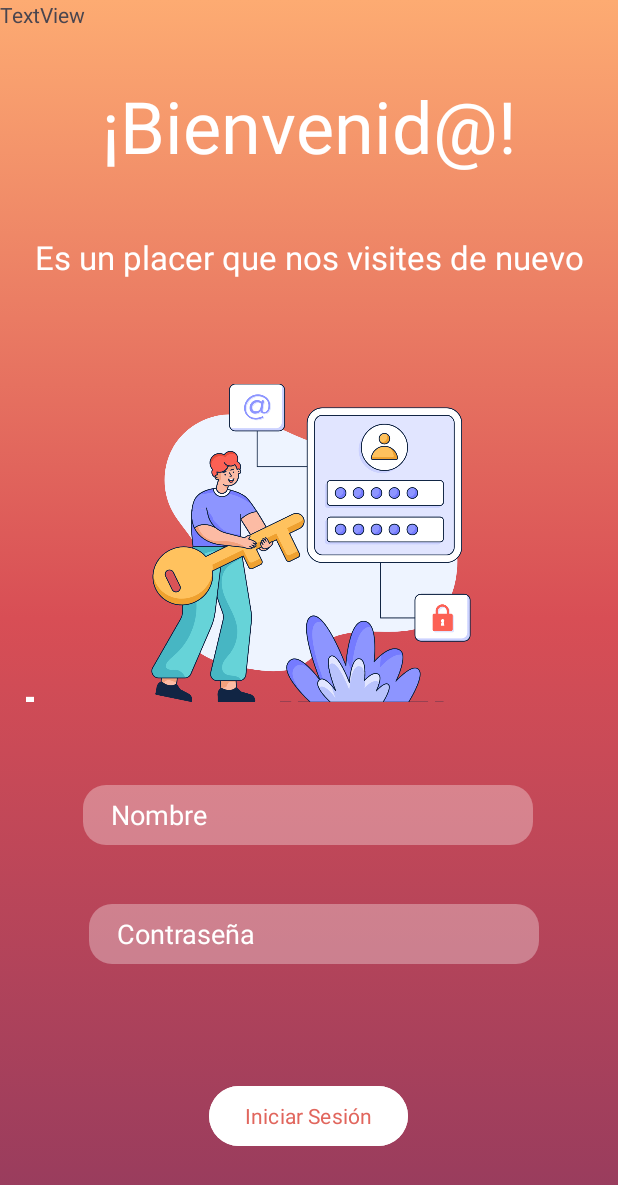
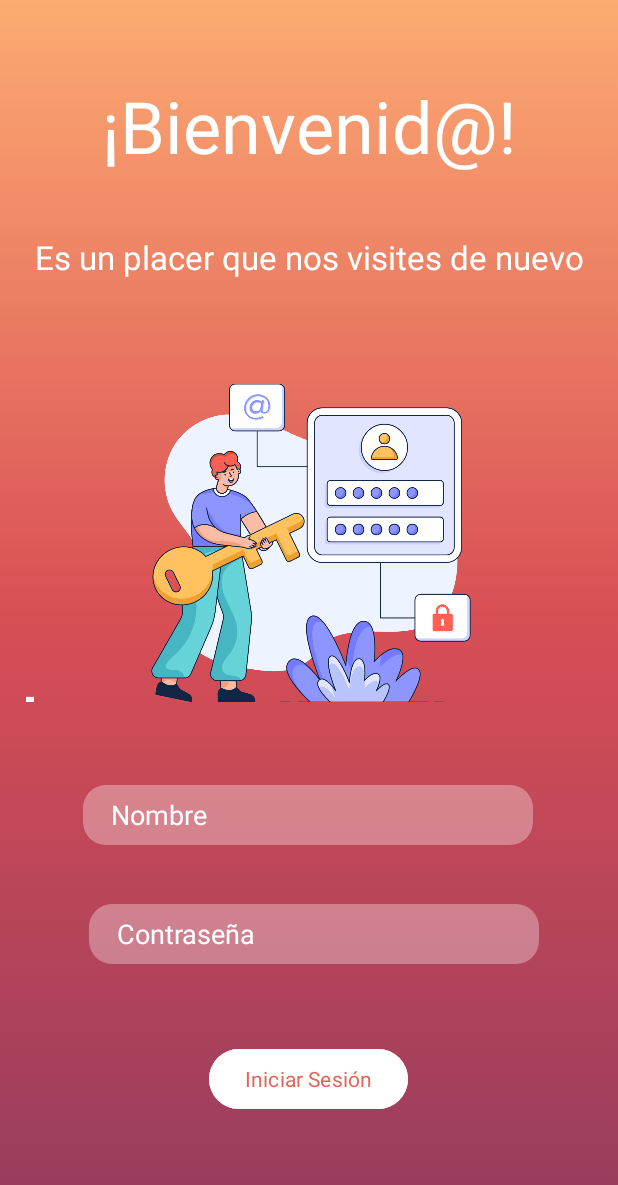
Before and after one commit to Lux111209/Tickets_Lu, an Android app: the layout activity_login.xml on its own in the app's theme, with its tools: preview values and no code run, on a phone screen of 412 x 824 dp. Shown: the top 1185 px of the screen. Run offline under Robolectric (Android 15) with nearby library versions, the phone set to English and light mode, and no system bars; Roboto replaces fonts that are not available here.

Commit message:
Finalicé

```diff
--- a/Tickets_Lu/app/src/main/AndroidManifest.xml
+++ b/Tickets_Lu/app/src/main/AndroidManifest.xml
@@ -21,10 +21,10 @@
             android:name=".Tickets"
             android:exported="false" />
         <activity
-            android:name=".Login"
+            android:name=".MainActivity"
             android:exported="false" />
         <activity
-            android:name=".MainActivity"
+            android:name=".Login"
             android:exported="true">
             <intent-filter>
                 <action android:name="android.intent.action.MAIN" />
--- a/Tickets_Lu/app/src/main/java/luz/gaspario/tickets_lu/Login.kt
+++ b/Tickets_Lu/app/src/main/java/luz/gaspario/tickets_lu/Login.kt
@@ -68,6 +68,7 @@ class Login : AppCompatActivity() {
                     startActivity(pantallaLogin)
                 }
             }
+
         }
     }
 }
--- a/Tickets_Lu/app/src/main/java/luz/gaspario/tickets_lu/MainActivity.kt
+++ b/Tickets_Lu/app/src/main/java/luz/gaspario/tickets_lu/MainActivity.kt
@@ -67,6 +67,5 @@ class MainActivity : AppCompatActivity() {
                 }
             }
         }
-
     }
 }
--- a/Tickets_Lu/app/src/main/res/layout/activity_login.xml
+++ b/Tickets_Lu/app/src/main/res/layout/activity_login.xml
@@ -101,14 +101,6 @@
         app:layout_constraintHorizontal_bias="0.498"
         app:layout_constraintStart_toStartOf="parent"
         app:layout_constraintTop_toTopOf="parent"
-        app:layout_constraintVertical_bias="0.928" />
-
-    <TextView
-        android:id="@+id/textView4"
-        android:layout_width="wrap_content"
-        android:layout_height="wrap_content"
-        android:text="TextView"
-        tools:layout_editor_absoluteX="176dp"
-        tools:layout_editor_absoluteY="595dp" />
+        app:layout_constraintVertical_bias="0.896" />
 
 </androidx.constraintlayout.widget.ConstraintLayout>
```
